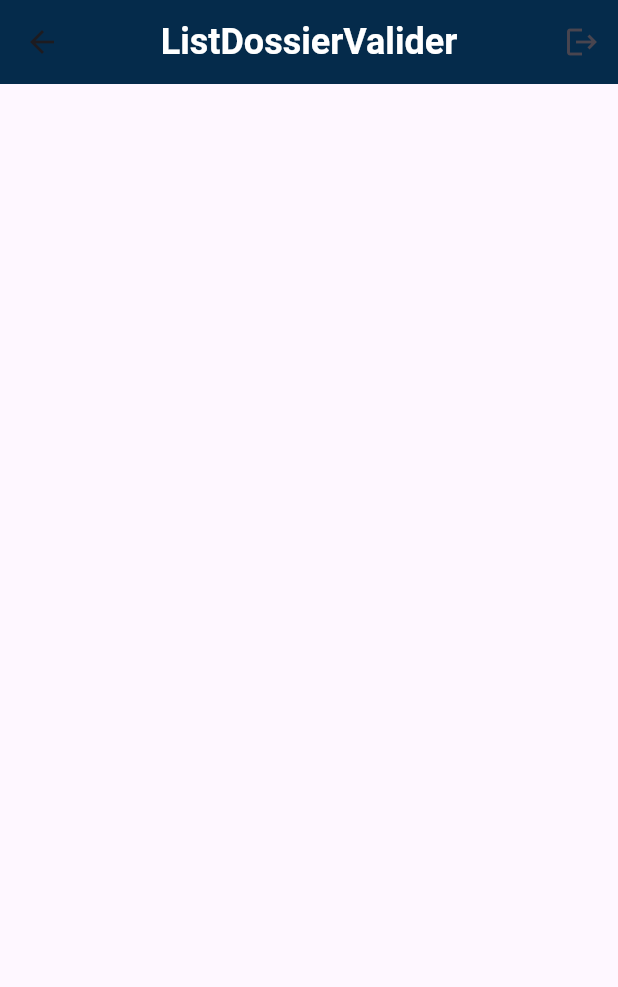
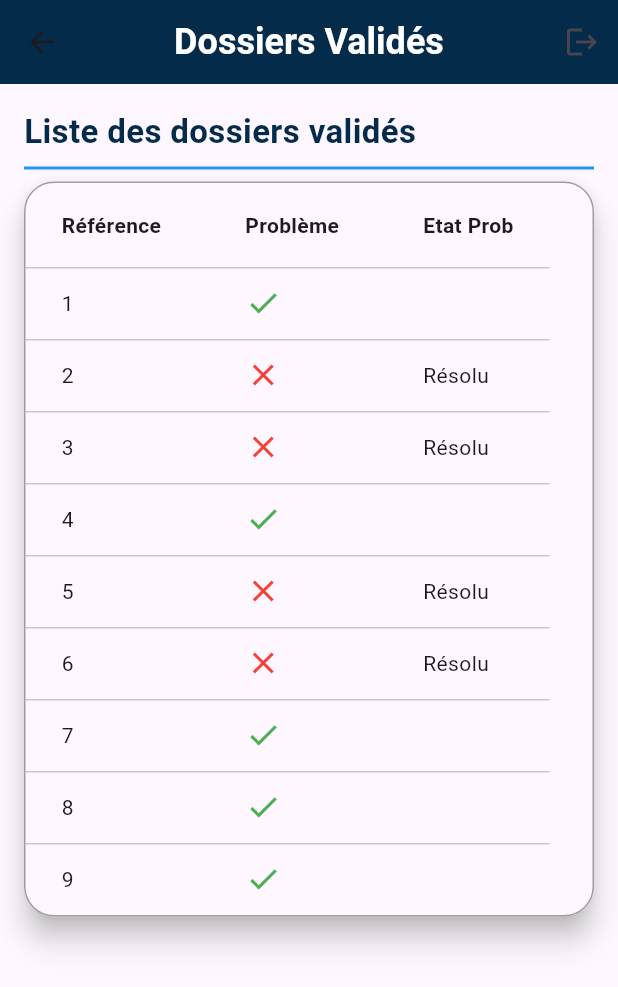
Before and after one commit to mtg-arken/projets_tutores, a Flutter app: the ListDossierValider screen opened by its route, on a phone screen of 412 x 824 dp. Shown: the top 987 px of the screen. Run offline on Flutter 3.47's test engine with Material 3 defaults, Android fonts, the phone set to English and light mode, and no system bars; our stand-ins replace datetime_picker_formfield.

Commit message:
dossier valides

```diff
--- a/App/lib/President_Jury/List_Dossiers_Validers.dart
+++ b/App/lib/President_Jury/List_Dossiers_Validers.dart
@@ -1,4 +1,5 @@
 import 'package:flutter/material.dart';
+import 'package:tribunal/President_Jury/detailesDossiePre.dart';
 import '../Common_Pages/common_app_bar.dart';
 
 class ListDossierValider extends StatefulWidget {
@@ -11,15 +12,178 @@ class _ListDossierValiderState extends State<ListDossierValider> {
   Widget build(BuildContext context) {
     return Scaffold(
       appBar: CommonAppBar(
-        title: 'ListDossierValider',
+        title: 'Dossiers Validés',
         onLogout: () {
           Navigator.pushNamedAndRemoveUntil(
               context, '/login', (route) => false);
         },
       ),
-      body: Container(
-          // Vous pouvez personnaliser le conteneur si nécessaire
+      body: Padding(
+        padding: const EdgeInsets.all(16.0),
+        child: Column(
+          crossAxisAlignment: CrossAxisAlignment.stretch,
+          children: [
+            Container(
+              margin: EdgeInsets.only(bottom: 8.0),
+              padding: EdgeInsets.only(bottom: 8.0),
+              decoration: BoxDecoration(
+                border: Border(
+                  bottom: BorderSide(
+                    color: Colors.blue,
+                    width: 2.0,
+                  ),
+                ),
+              ),
+              child: Text(
+                'Liste des dossiers validés',
+                style: TextStyle(
+                  fontSize: 22.0,
+                  fontWeight: FontWeight.bold,
+                  color: const Color.fromARGB(255, 5, 43, 75),
+                ),
+              ),
+            ),
+            Material(
+              elevation: 8.0,
+              borderRadius: BorderRadius.circular(20.0),
+              child: Container(
+                decoration: BoxDecoration(
+                  border: Border.all(
+                    color: Colors.grey,
+                  ),
+                  borderRadius: BorderRadius.circular(20.0),
+                ),
+                child: SingleChildScrollView(
+                  scrollDirection: Axis.horizontal,
+                  child: FittedBox(
+                    fit: BoxFit.fitWidth,
+                    child: DataTable(
+                      headingTextStyle: TextStyle(
+                        fontWeight: FontWeight.bold,
+                      ),
+                      columns: [
+                        DataColumn(label: Text('Référence')),
+                        DataColumn(label: Text('Problème')),
+                        DataColumn(label: Text('Etat Prob')),
+                      ],
+                      rows: [
+                        _buildDataRow(
+                          '1',
+                          'Juge1',
+                          '',
+                          'Dossier sans problème résolu',
+                          context,
+                        ), // No problem, green check, and resolved
+                        _buildDataRow(
+                          '2',
+                          'Juge2',
+                          'Problème',
+                          'Dossier avec problème résolu',
+                          context,
+                        ), // Problem, red cross, and resolved
+                        _buildDataRow(
+                          '3',
+                          'Juge3',
+                          'Problème',
+                          'Dossier avec problème résolu',
+                          context,
+                        ), // Problem, red cross, and resolved
+                        _buildDataRow(
+                          '4',
+                          'Juge4',
+                          '',
+                          'Dossier sans problème résolu',
+                          context,
+                        ), // No problem, green check, and resolved
+                        _buildDataRow(
+                          '5',
+                          'Juge5',
+                          'Problème',
+                          'Dossier avec problème résolu',
+                          context,
+                        ), // Problem, red cross, and resolved
+                        // Ajouter un exemple avec problème résolu
+                        _buildDataRow(
+                          '6',
+                          'Juge6',
+                          'Problème',
+                          'Dossier avec problème résolu',
+                          context,
+                        ), // Problem, red cross, and resolved
+                        // Ajoutez d'autres lignes de données validées ici
+                        _buildDataRow(
+                          '7',
+                          'Juge7',
+                          '',
+                          'Dossier sans problème résolu',
+                          context,
+                        ),
+                        _buildDataRow(
+                          '8',
+                          'Juge8',
+                          '',
+                          'Dossier sans problème résolu',
+                          context,
+                        ),
+                        _buildDataRow(
+                          '9',
+                          'Juge9',
+                          '',
+                          'Dossier sans problème résolu',
+                          context,
+                        ),
+                      ],
+                    ),
+                  ),
+                ),
+              ),
+            ),
+          ],
+        ),
+      ),
+    );
+  }
+
+  DataRow _buildDataRow(
+    String reference,
+    String juge,
+    String probleme,
+    String description,
+    BuildContext context,
+  ) {
+    bool hasProblem = probleme.isNotEmpty;
+
+    return DataRow(
+      cells: [
+        DataCell(Text(reference)),
+        DataCell(
+          GestureDetector(
+            onTap: () {
+              Navigator.push(
+                context,
+                MaterialPageRoute(
+                  builder: (context) => DetailsDossierPre(
+                    data: {},
+                  ),
+                ),
+              );
+            },
+            child: hasProblem
+                ? Icon(Icons.close, color: Colors.red)
+                : Icon(Icons.check, color: Colors.green),
           ),
+        ),
+        DataCell(
+          GestureDetector(
+            onTap: () {
+              Navigator.pushNamed(context, '/DetailsDossierPre');
+            },
+            child: hasProblem
+                ? Text('Résolu') // Toujours considérer le problème comme résolu
+                : Container(),
+          ),
+        ),
+      ],
     );
   }
 }
--- a/App/lib/main.dart
+++ b/App/lib/main.dart
@@ -23,7 +23,7 @@ class MyApp extends StatelessWidget {
       theme: ThemeData(
         primarySwatch: Colors.blue,
       ),
-      initialRoute: '/ListDossierNonValider',
+      initialRoute: '/ListDossierValider',
       routes: {
         '/login': (context) => LoginPage(),
         '/president': (context) => AccueilPresident(),
@@ -36,7 +36,6 @@ class MyApp extends StatelessWidget {
         '/DetailsDossierPre': (context) => DetailsDossierPre(
               data: {},
             ),
-        // Fix: Pass a default value or provide the actual reference
       },
       debugShowCheckedModeBanner: false,
     );
```
